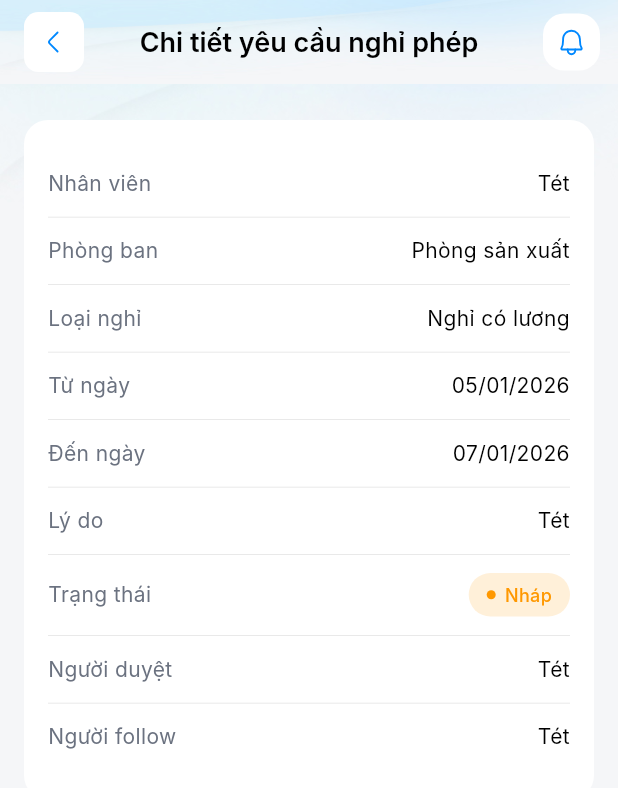
After one commit to caovatholeka/pm_nodo_app_demo, a Flutter app: the JustificationPage screen opened directly, after a tap on "HE2512/00009", on a phone screen of 412 x 824 dp. The commit adds this screen. Shown: the top 788 px of the screen. Run offline on Flutter 3.47's test engine with Material 3 defaults, Android fonts, the phone set to English and light mode, and no system bars; drawn by our look-alikes of badges, overlay_support; our stand-ins replace another_flushbar, cached_network_image, camera, connectivity_plus, device_info_plus, dio and 23 more; missing offline and left inert: app_badge_plus, google_mlkit_commons, google_mlkit_face_detection, quick_actions; accounts and stored records are empty; generated files the repository leaves out were written again; Roboto replaces fonts that are missing (Inter); project files that could hold a hidden picture were left out.

Commit message:
Them man giai trinh

```diff
--- /dev/null
+++ b/lib/app/data/models/entities/justification_entity.dart
@@ -0,0 +1,27 @@
+import 'package:json_annotation/json_annotation.dart';
+
+part 'justification_entity.g.dart';
+
+@JsonSerializable()
+class JustificationEntity {
+  final String code;
+  final String date;
+  final String type;
+  final String creator;
+  final String status;
+  final int statusId;
+
+  JustificationEntity({
+    required this.code,
+    required this.date,
+    required this.type,
+    required this.creator,
+    required this.status,
+    required this.statusId,
+  });
+
+  factory JustificationEntity.fromJson(Map<String, dynamic> json) =>
+      _$JustificationEntityFromJson(json);
+
+  Map<String, dynamic> toJson() => _$JustificationEntityToJson(this);
+}
--- a/lib/app/features/ui/application/application_page.dart
+++ b/lib/app/features/ui/application/application_page.dart
@@ -4,6 +4,7 @@ import 'package:get_it/get_it.dart';
 import 'package:pm_app/app/core/commons/app_assets.dart';
 import 'package:pm_app/app/features/ui/attendance/attendance_data_page.dart';
 import 'package:pm_app/app/features/ui/checkin/check_in_page.dart';
+import 'package:pm_app/app/features/ui/justification/justification_page.dart';
 import 'package:pm_app/app/features/ui/notification/noti_cubit.dart';
 import 'package:pm_app/app/features/ui/notification/noti_page.dart';
 import 'package:pm_app/app/features/ui/on_leave/on_leave_page.dart';
@@ -64,6 +65,13 @@ class _ApplicationPageState extends State<ApplicationPage> {
     Navigator.push(
       context,
       MaterialPageRoute(builder: (_) => TaskManagePage()),
+    );
+  }
+
+  void _openJustifications() {
+    Navigator.push(
+      context,
+      MaterialPageRoute(builder: (_) => JustificationPage(isFromHome: true,))
     );
   }
 
@@ -130,6 +138,12 @@ class _ApplicationPageState extends State<ApplicationPage> {
         "title": "Nghỉ phép",
         "onTap": () => _openOnLeave(),
       },
+
+      {
+        "icon": AppAssets.ic_paper2,
+        "title": "Giải trình",
+        "onTap": () => _openJustifications(),
+      },
     ];
 
     return Padding(
--- /dev/null
+++ b/lib/app/features/ui/justification/bloc/justification_cubit.dart
@@ -0,0 +1,46 @@
+import 'package:equatable/equatable.dart';
+import 'package:flutter_bloc/flutter_bloc.dart';
+import 'package:pm_app/app/data/models/entities/justification_entity.dart';
+import 'package:pm_app/app/data/models/enums/load_status.dart';
+
+part 'justification_state.dart';
+
+class JustificationCubit extends Cubit<JustificationState> {
+  JustificationCubit() : super(JustificationState()) {
+    _initData();
+  }
+
+  void _initData() {
+    emit(
+      state.copyWith(
+        loadStatus: LoadStatus.SUCCESS,
+        listJustifications: [
+          JustificationEntity(
+            code: "HE2512/00009",
+            date: "2026-01-05",
+            type: "Cá nhân",
+            creator: "Thắng",
+            status: "Trưởng phòng duyệt",
+            statusId: 14,
+          ),
+          JustificationEntity(
+            code: "HE2512/00009",
+            date: "2026-01-05",
+            type: "Công việc",
+            creator: "Thắng",
+            status: "Hoàn thành",
+            statusId: 11,
+          ),
+          JustificationEntity(
+            code: "HE2512/00008",
+            date: "2026-01-05",
+            type: "Công việc",
+            creator: "Thắng",
+            status: "Hoàn thành",
+            statusId: 11,
+          ),
+        ],
+      ),
+    );
+  }
+}
--- /dev/null
+++ b/lib/app/features/ui/justification/bloc/justification_state.dart
@@ -0,0 +1,27 @@
+part of 'justification_cubit.dart';
+
+class JustificationState extends Equatable{
+  final LoadStatus loadStatus;
+  List<JustificationEntity>? listJustifications;
+
+  JustificationState({
+    this.loadStatus = LoadStatus.INITIAL,
+    this.listJustifications,
+  });
+
+  JustificationState copyWith({
+    LoadStatus? loadStatus,
+    List<JustificationEntity>? listJustifications,
+  }) {
+    return JustificationState(
+      loadStatus: loadStatus ?? this.loadStatus,
+      listJustifications:  listJustifications ?? this.listJustifications,
+    );
+  }
+
+  @override
+  List<Object?> get props => [
+    loadStatus,
+    listJustifications,
+  ];
+}
--- /dev/null
+++ b/lib/app/features/ui/justification/justification_detail.dart
@@ -0,0 +1,60 @@
+import 'package:flutter/material.dart';
+import 'package:pm_app/app/core/commons/app_assets.dart';
+import 'package:pm_app/app/features/ui/justification/widgets/justification_detail_body.dart';
+import 'package:pm_app/app/features/widgets/my_app_bar.dart';
+
+class JustificationDetail extends StatefulWidget {
+  const JustificationDetail({super.key});
+
+  @override
+  State<JustificationDetail> createState() => _JustificationDetailState();
+}
+
+class _JustificationDetailState extends State<JustificationDetail> {
+  @override
+  Widget build(BuildContext context) {
+    const statusId = 1;
+
+    return Scaffold(
+      backgroundColor: const Color.fromARGB(255, 255, 255, 255),
+      appBar: MyAppBar(
+        titleAppbar: "Chi tiết yêu cầu nghỉ phép",
+        haveBackButton: true,
+        haveActionButton: true,
+        iconPathAsset: AppAssets.icNotificationBell,
+        actionCallBack: () {},
+      ),
+      body: Stack(
+        children: [
+          Positioned.fill(
+            child: Image.asset(
+              AppAssets.appBG2,
+              fit: BoxFit.cover,
+            ),
+          ),
+          SafeArea(
+            child: LayoutBuilder(
+              builder: (context, constraints) {
+                return SingleChildScrollView(
+                  child: ConstrainedBox(
+                    constraints:
+                        BoxConstraints(minHeight: constraints.maxHeight),
+                    child: Padding(
+                      padding:
+                          const EdgeInsets.fromLTRB(16, 24, 16, 24),
+                      child: Column(
+                        children: const [
+                          JustificationDetailBody(statusId: statusId),
+                        ],
+                      ),
+                    ),
+                  ),
+                );
+              },
+            ),
+          ),
+        ],
+      ),
+    );
+  }
+}
--- /dev/null
+++ b/lib/app/features/ui/justification/justification_page.dart
@@ -0,0 +1,152 @@
+import 'package:flutter/material.dart';
+import 'package:flutter_bloc/flutter_bloc.dart';
+import 'package:intl/intl.dart';
+import 'package:pm_app/app/core/commons/app_assets.dart';
+import 'package:pm_app/app/data/models/enums/load_status.dart';
+import 'package:pm_app/app/data/models/entities/justification_entity.dart';
+import 'package:pm_app/app/features/ui/justification/justification_detail.dart';
+import 'package:pm_app/app/features/ui/justification/widgets/justification_list_item.dart';
+import 'package:pm_app/app/features/widgets/custom_calendar_range_sheet.dart';
+import 'package:pm_app/app/features/widgets/my_app_bar.dart';
+
+import 'bloc/justification_cubit.dart';
+
+class JustificationPage extends StatefulWidget {
+  final bool? isFromHome;
+  const JustificationPage({super.key, this.isFromHome});
+
+  @override
+  State<JustificationPage> createState() => _JustificationPageState();
+}
+
+class _JustificationPageState extends State<JustificationPage> {
+  final _cubit = JustificationCubit();
+  final TextEditingController _filterCtrl = TextEditingController();
+  final _df = DateFormat('dd/MM/yyyy');
+  DateTimeRange? _selectedRange;
+
+  @override
+  void initState() {
+    super.initState();
+  }
+
+    void _showDetail() {
+    Navigator.push(
+      context,
+      MaterialPageRoute(builder: (_) => JustificationDetail()),
+    );
+  }
+
+  Future<void> _openCalendar() async {
+    final now = DateTime.now();
+    final defaultRange = DateTimeRange(
+      start: DateTime(now.year, now.month, 1),
+      end: DateTime(now.year, now.month + 1, 0),
+    );
+
+    final res = await showModalBottomSheet<DateTimeRange?>(
+      context: context,
+      isScrollControlled: true,
+      showDragHandle: true,
+      backgroundColor: Colors.white,
+      builder:
+          (_) => CalendarRangeSheet(
+            initial: _selectedRange ?? defaultRange,
+            locale: "vi",
+          ),
+    );
+
+    if (res == null) {
+      setState(() {
+        _selectedRange = null;
+        _filterCtrl.clear();
+      });
+      return;
+    }
+
+    setState(() {
+      _selectedRange = res;
+      _filterCtrl.text = "${_df.format(res.start)} - ${_df.format(res.end)}";
+    });
+  }
+
+  @override
+  Widget build(BuildContext context) {
+    return BlocProvider(
+      create: (_) => _cubit,
+      child: Scaffold(
+        backgroundColor: const Color(0xFFF5F6FA),
+        appBar: MyAppBar(
+          titleAppbar: "Đăng ký đi muộn về sớm",
+          haveBackButton: widget.isFromHome ?? false,
+          haveActionButton: true,
+          iconPathAsset: AppAssets.icNotificationBell,
+          actionCallBack: () {},
+        ),
+        body: Column(
+          children: [
+            Padding(
+              padding: const EdgeInsets.only(left: 16, right: 16, top: 24),
+              child: Row(
+                children: [
+                  Expanded(
+                    child: GestureDetector(
+                      onTap: _openCalendar,
+                      child: AbsorbPointer(
+                        child: TextField(
+                          controller: _filterCtrl,
+                          decoration: InputDecoration(
+                            suffixIcon: const Icon(
+                              Icons.calendar_today,
+                              size: 18,
+                            ),
+                            filled: true,
+                            fillColor: Colors.white,
+                            border: OutlineInputBorder(
+                              borderRadius: BorderRadius.circular(8),
+                              borderSide: BorderSide.none,
+                            ),
+                          ),
+                        ),
+                      ),
+                    ),
+                  ),
+                  const SizedBox(width: 12),
+                  Container(
+                    width: 44,
+                    height: 44,
+                    decoration: BoxDecoration(
+                      color: Colors.blue,
+                      borderRadius: BorderRadius.circular(10),
+                    ),
+                    child: const Icon(Icons.add, color: Colors.white),
+                  ),
+                ],
+              ),
+            ),
+            Expanded(
+              child: BlocBuilder<JustificationCubit, JustificationState>(
+                builder: (context, state) {
+                  if ((state.listJustifications ?? []).isEmpty) {
+                    return const Center(child: Text("CHƯA CÓ GÌ CẢ!!!"));
+                  }
+
+                  return ListView.builder(
+                    padding: const EdgeInsets.fromLTRB(16, 20, 16, 32),
+                    itemCount: state.listJustifications!.length,
+                    itemBuilder: (context, index) {
+                      final JustificationEntity item =state.listJustifications![index];
+                      return JustificationListItem(entity: item, onTap: () {
+                        _showDetail();
+                      });
+                    },
+                  );
+                },
+              ),
+            ),
+          ],
+        ),
+      ),
+    );
+  }
+}
--- /dev/null
+++ b/lib/app/features/ui/justification/widgets/justification_detail_body.dart
@@ -0,0 +1,174 @@
+import 'package:flutter/material.dart';
+
+class JustificationDetailBody extends StatelessWidget {
+  final int statusId;
+
+  const JustificationDetailBody({
+    super.key,
+    required this.statusId,
+  });
+
+  Color _statusColor(int id) {
+    switch (id) {
+      case 1:
+        return Colors.orange;
+      case 14:
+        return Colors.blue;
+      case 11:
+        return Colors.green;
+      default:
+        return Colors.grey;
+    }
+  }
+
+  Color _statusBg(int id) {
+    return _statusColor(id).withOpacity(0.15);
+  }
+
+  String _statusTitle(int id) {
+    switch (id) {
+      case 1:
+        return "Nháp";
+      case 14:
+        return "Trưởng phòng duyệt";
+      case 11:
+        return "Hoàn thành";
+      default:
+        return "";
+    }
+  }
+
+  @override
+  Widget build(BuildContext context) {
+    return Container(
+      padding: const EdgeInsets.symmetric(horizontal: 16, vertical: 20),
+      decoration: BoxDecoration(
+        color: Colors.white,
+        borderRadius: BorderRadius.circular(16),
+      ),
+      child: Column(
+        children: [
+          _row("Nhân viên", "Tét"),
+          _dash(),
+          _row("Phòng ban", "Phòng sản xuất"),
+          _dash(),
+          _row("Loại nghỉ", "Nghỉ có lương"),
+          _dash(),
+          _row("Từ ngày", "05/01/2026"),
+          _dash(),
+          _row("Đến ngày", "07/01/2026"),
+          _dash(),
+          _row("Lý do", "Tét"),
+          _dash(),
+          _statusRow(statusId),
+          _dash(),
+          _row("Người duyệt", "Tét"),
+          _dash(),
+          _row("Người follow", "Tét"),
+        ],
+      ),
+    );
+  }
+
+  Widget _row(String title, String value) {
+    return Padding(
+      padding: const EdgeInsets.symmetric(vertical: 12),
+      child: Row(
+        crossAxisAlignment: CrossAxisAlignment.start,
+        children: [
+          Expanded(
+            flex: 4,
+            child: Text(
+              title,
+              style: const TextStyle(
+                fontSize: 14,
+                color: Color(0xFF6B7280),
+              ),
+            ),
+          ),
+          Expanded(
+            flex: 6,
+            child: Text(
+              value,
+              textAlign: TextAlign.right,
+              style: const TextStyle(
+                fontSize: 14,
+                color: Colors.black,
+              ),
+            ),
+          ),
+        ],
+      ),
+    );
+  }
+
+  Widget _statusRow(int id) {
+    return Padding(
+      padding: const EdgeInsets.symmetric(vertical: 12),
+      child: Row(
+        children: [
+          const Expanded(
+            flex: 4,
+            child: Text(
+              "Trạng thái",
+              style: TextStyle(
+                fontSize: 14,
+                color: Color(0xFF6B7280),
+              ),
+            ),
+          ),
+          Expanded(
+            flex: 6,
+            child: Align(
+              alignment: Alignment.centerRight,
+              child: Container(
+                padding:
+                    const EdgeInsets.symmetric(horizontal: 12, vertical: 6),
+                decoration: BoxDecoration(
+                  color: _statusBg(id),
+                  borderRadius: BorderRadius.circular(20),
+                ),
+                child: Row(
+                  mainAxisSize: MainAxisSize.min,
+                  children: [
+                    Container(
+                      width: 6,
+                      height: 6,
+                      decoration: BoxDecoration(
+                        color: _statusColor(id),
+                        shape: BoxShape.circle,
+                      ),
+                    ),
+                    const SizedBox(width: 6),
+                    Text(
+                      _statusTitle(id),
+                      style: TextStyle(
+                        fontSize: 12,
+                        color: _statusColor(id),
+                        fontWeight: FontWeight.w500,
+                      ),
+                    ),
+                  ],
+                ),
+              ),
+            ),
+          ),
+        ],
+      ),
+    );
+  }
+
+  Widget _dash() {
+    return Container(
+      height: 1,
+      decoration: BoxDecoration(
+        border: Border(
+          bottom: BorderSide(
+            color: Colors.grey.withOpacity(0.3),
+            width: 0.5,
+          ),
+        ),
+      ),
+    );
+  }
+}
--- /dev/null
+++ b/lib/app/features/ui/justification/widgets/justification_list_item.dart
@@ -0,0 +1,160 @@
+import 'package:flutter/material.dart';
+import 'package:intl/intl.dart';
+import 'package:pm_app/app/data/models/entities/justification_entity.dart';
+
+class JustificationListItem extends StatelessWidget {
+  final JustificationEntity entity;
+  final VoidCallback? onTap;
+
+  const JustificationListItem({
+    super.key,
+    required this.entity,
+    this.onTap,
+  });
+
+  Color _statusColor(int id) {
+    switch (id) {
+      case 14:
+        return Colors.blue;
+      case 11:
+        return Colors.green;
+      default:
+        return Colors.grey;
+    }
+  }
+
+  @override
+  Widget build(BuildContext context) {
+    final color = _statusColor(entity.statusId);
+    final df = DateFormat('dd/MM/yyyy');
+
+    return InkWell(
+      onTap: onTap,
+      child: Container(
+        margin: const EdgeInsets.only(bottom: 12),
+        decoration: BoxDecoration(
+          color: Colors.white,
+          borderRadius: BorderRadius.circular(10),
+          boxShadow: [
+            BoxShadow(
+              color: Colors.black.withOpacity(0.05),
+              blurRadius: 10,
+            ),
+          ],
+        ),
+        child: IntrinsicHeight(
+          child: Row(
+            crossAxisAlignment: CrossAxisAlignment.stretch,
+            children: [
+              Container(
+                width: 4,
+                decoration: BoxDecoration(
+                  color: color,
+                  borderRadius: const BorderRadius.only(
+                    topLeft: Radius.circular(10),
+                    bottomLeft: Radius.circular(10),
+                  ),
+                ),
+              ),
+              Expanded(
+                child: Padding(
+                  padding:
+                      const EdgeInsets.symmetric(horizontal: 16, vertical: 12),
+                  child: Column(
+                    crossAxisAlignment: CrossAxisAlignment.start,
+                    children: [
+                      Row(
+                        mainAxisAlignment: MainAxisAlignment.spaceBetween,
+                        children: [
+                          Column(
+                            crossAxisAlignment: CrossAxisAlignment.start,
+                            children: [
+                              Text(
+                                entity.code,
+                                style: const TextStyle(
+                                  fontSize: 13,
+                                  fontWeight: FontWeight.w700,
+                                ),
+                              ),
+                              const SizedBox(height: 2),
+                              Text(
+                                df.format(DateTime.parse(entity.date)),
+                                style: const TextStyle(
+                                  fontSize: 11,
+                                  color: Colors.grey,
+                                ),
+                              ),
+                            ],
+                          ),
+                          Container(
+                            padding: const EdgeInsets.symmetric(
+                              horizontal: 8,
+                              vertical: 4,
+                            ),
+                            decoration: BoxDecoration(
+                              color: color.withOpacity(0.1),
+                              borderRadius: BorderRadius.circular(20),
+                            ),
+                            child: Row(
+                              children: [
+                                Container(
+                                  width: 6,
+                                  height: 6,
+                                  decoration: BoxDecoration(
+                                    color: color,
+                                    shape: BoxShape.circle,
+                                  ),
+                                ),
+                                const SizedBox(width: 4),
+                                Text(
+                                  entity.status,
+                                  style: TextStyle(
+                                    fontSize: 10,
+                                    color: color,
+                                  ),
+                                ),
+                              ],
+                            ),
+                          ),
+                        ],
+                      ),
+                      const SizedBox(height: 16),
+                      _row("Loại lý do", entity.type),
+                      const SizedBox(height: 12),
+                      _row("Người tạo", entity.creator),
+                    ],
+                  ),
+                ),
+              ),
+            ],
+          ),
+        ),
+      ),
+    );
+  }
+
+  Widget _row(String title, String value) {
+    return Row(
+      children: [
+        Expanded(
+          child: Text(
+            "$title:",
+            style: const TextStyle(
+              fontSize: 14,
+              color: Colors.grey,
+            ),
+          ),
+        ),
+        Expanded(
+          child: Text(
+            value,
+            style: const TextStyle(
+              fontSize: 14,
+              fontWeight: FontWeight.w400,
+            ),
+          ),
+        ),
+      ],
+    );
+  }
+}
```
